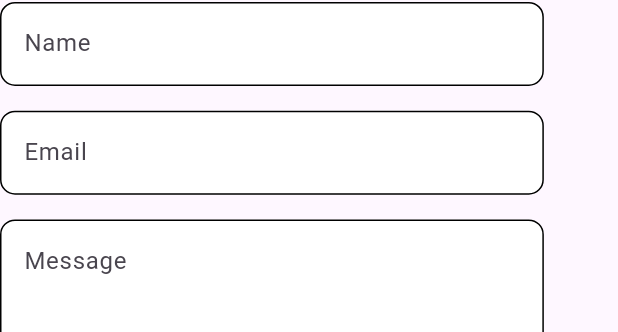
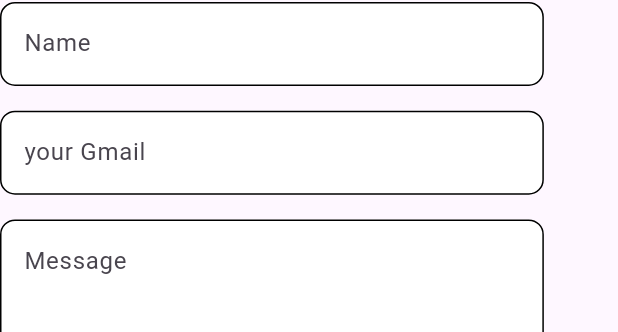
Before and after one commit to Hashimkhann1/plant-shop-client, a Flutter app: the ContactSectionView widget shown alone on an empty page, opened directly, on a phone screen of 412 x 824 dp. Shown: the part 112-444 px from the top of the screen. Run offline on Flutter 3.47's test engine with Material 3 defaults, Android fonts, the phone set to English and light mode, and no system bars; our stand-ins replace bloc, carousel_slider, equatable, flutter_bloc, smooth_page_indicator; missing offline and left inert: emailjs; network calls fail.

Commit message:
ui and mail sended completed

```diff
--- a/lib/view/home_view/contact_section_view/contact_section_view.dart
+++ b/lib/view/home_view/contact_section_view/contact_section_view.dart
@@ -1,16 +1,27 @@
 
 
 import 'package:flutter/material.dart';
+import 'package:flutter_bloc/flutter_bloc.dart';
 import 'package:plant_cli/utils/app_colors/app_colors.dart';
 import 'package:plant_cli/utils/components/my_text.dart';
 import 'package:plant_cli/utils/components/my_text_button.dart';
 import 'package:plant_cli/utils/components/my_text_form_field.dart';
 import 'package:plant_cli/utils/responsive/responsive.dart';
+import 'package:plant_cli/view_model/bloc/loading_bloc/loading_bloc/loading_bloc.dart';
+import 'package:plant_cli/view_model/bloc/loading_bloc/loading_bloc_event/loading_bloc_event.dart';
+import 'package:plant_cli/view_model/bloc/loading_bloc/loading_bloc_state/loading_bloc_state.dart';
+import 'package:plant_cli/view_model/cntact_us_view_model/contact_us_view_model.dart';
 
 class ContactSectionView extends StatelessWidget {
-  const ContactSectionView({
+  ContactSectionView({
     super.key,
   });
+
+  final _formKey = GlobalKey<FormState>();
+
+  final TextEditingController nameController = TextEditingController();
+  final TextEditingController emailController = TextEditingController();
+  final TextEditingController messageController = TextEditingController();
 
   @override
   Widget build(BuildContext context) {
@@ -26,7 +37,7 @@ class ContactSectionView extends StatelessWidget {
           SizedBox(
             height: height * 0.02,
           ),
-          MyText(
+          const MyText(
             title: "Contact",
             fontSize: 30,
             fontWeight: FontWeight.bold,
@@ -35,29 +46,60 @@ class ContactSectionView extends StatelessWidget {
           SizedBox(
             height: height * 0.02,
           ),
+          Form(
+            key: _formKey,
+              child: Column(
+                children: [
                   MyTextFormFeild(
+                    controller: nameController,
                     hintText: "Name",
                     focusedBorderColor: AppColors.primaryColor,
+                    validator: (value){
+                      if(value!.isEmpty){
+                        return "Enter your name";
+                      }
+                      return null;
+                    },
                   ),
                   SizedBox(
                     height: height * 0.02,
                   ),
                   MyTextFormFeild(
-            hintText: "Email",
+                    controller: emailController,
+                    hintText: "your Gmail",
                     focusedBorderColor: AppColors.primaryColor,
+                    validator: (value){
+                      if(value!.isEmpty){
+                        return "Enter your gmail";
+                      }else if(!value.contains("@gmail.com")){
+                        return "Enter valid email";
+                      }
+                      return null;
+                    },
                   ),
                   SizedBox(
                     height: height * 0.02,
                   ),
                   MyTextFormFeild(
+                    controller: messageController,
                     hintText: "Message",
                     maxLines: 4,
                     focusedBorderColor: AppColors.primaryColor,
+                    validator: (value){
+                      if(value!.isEmpty){
+                        return "Enter your your message";
+                      }
+                      return null;
+                    },
                   ),
                   SizedBox(
                     height: height * 0.02,
                   ),
-          MyTextButton(
+                ],
+              )
+          ),
+          BlocBuilder<LoadingBloc , LoadingBlocState>(builder: (context , state) {
+            return MyTextButton(
               title: 'Send',
               textColor: AppColors.whiteColor,
               backgroundColor: AppColors.primaryColor,
@@ -66,7 +108,14 @@ class ContactSectionView extends StatelessWidget {
               height: height * 0.06,
               width: Responsive.isDesktop(context) ?  width * 0.12 : width * 0.28,
               borderRadius: 8,
-          ),
+              isLoading: state.isLoading,
+              onTap: () {
+                if(_formKey.currentState!.validate()){
+                  ContactUsViewModel().sendEmail(context, nameController.text.toString(), emailController.text.toString(), messageController.text.toString());
+                }
+              },
+            );
+          },),
 
           SizedBox(
             height: height * 0.02,
```
Lines whose indentation alone changed are shown as unchanged.
